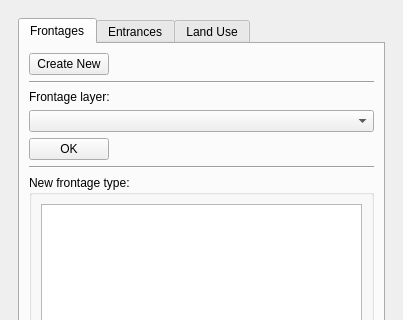
Before: the Qt Designer form UrbanDataInput/urban_data_input_dockwidget_base.ui in spacesyntax/UrbanDataInputTool, drawn with Qt 5; both pictures show x 0 to 403 and y 0 to 320 of the 403 by 824 pixel window.
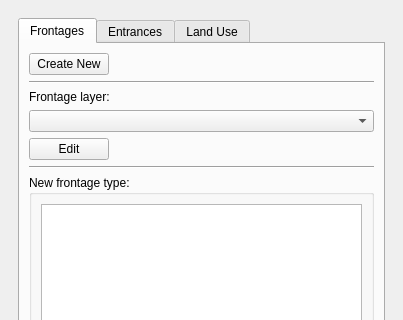
After: the same form once the commit is applied.

The edit to the form file:
```diff
--- a/UrbanDataInput/urban_data_input_dockwidget_base.ui
+++ b/UrbanDataInput/urban_data_input_dockwidget_base.ui
@@ -74,7 +74,7 @@
               </sizepolicy>
              </property>
              <property name="text">
-              <string>OK</string>
+              <string>Edit</string>
              </property>
             </widget>
            </item>
```
